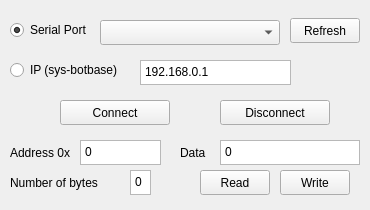
Above: UI/mainwindow.ui from wwwwwwzx/NXController before the change. Below: the same form after it.
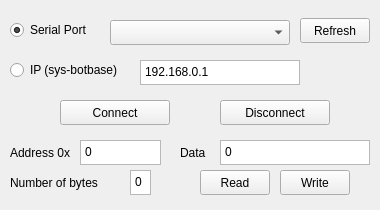
That is the form after the change.

The edit to the form file:
```diff
--- a/UI/mainwindow.ui
+++ b/UI/mainwindow.ui
@@ -6,7 +6,7 @@
    <rect>
     <x>0</x>
     <y>0</y>
-    <width>370</width>
+    <width>380</width>
     <height>210</height>
    </rect>
   </property>
@@ -18,13 +18,13 @@
   </property>
   <property name="minimumSize">
    <size>
-    <width>370</width>
+    <width>380</width>
     <height>135</height>
    </size>
   </property>
   <property name="maximumSize">
    <size>
-    <width>370</width>
+    <width>380</width>
     <height>210</height>
    </size>
   </property>
@@ -44,7 +44,7 @@
    <widget class="QComboBox" name="devicelist">
     <property name="geometry">
      <rect>
-      <x>100</x>
+      <x>110</x>
       <y>20</y>
       <width>180</width>
       <height>25</height>
@@ -70,7 +70,7 @@
    <widget class="QPushButton" name="B_Refresh">
     <property name="geometry">
      <rect>
-      <x>290</x>
+      <x>300</x>
       <y>18</y>
       <width>70</width>
       <height>25</height>
@@ -133,7 +133,7 @@
      <rect>
       <x>140</x>
       <y>60</y>
-      <width>151</width>
+      <width>160</width>
       <height>25</height>
      </rect>
     </property>
@@ -199,7 +199,7 @@
      <rect>
       <x>220</x>
       <y>140</y>
-      <width>140</width>
+      <width>150</width>
       <height>25</height>
      </rect>
     </property>
```
